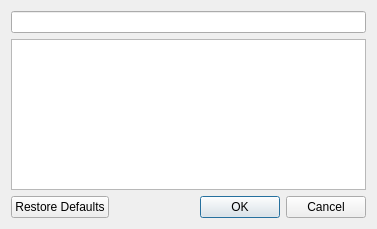
Above: src/ui/ShortcutEditorDialog.ui from Emdek/wz-map-editor before the change. Below: the same form after it.
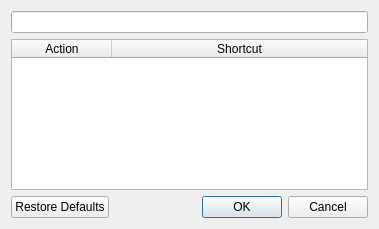
That is the form after the change. Icons and pictures are not drawn.

Commit message: Allow soritng in shortcuts editor dialog

```diff
--- a/src/ui/ShortcutEditorDialog.ui
+++ b/src/ui/ShortcutEditorDialog.ui
@@ -6,7 +6,7 @@
    <rect>
     <x>0</x>
     <y>0</y>
-    <width>377</width>
+    <width>379</width>
     <height>229</height>
    </rect>
   </property>
@@ -54,11 +54,14 @@
      <property name="gridStyle">
       <enum>Qt::NoPen</enum>
      </property>
+     <property name="sortingEnabled">
+      <bool>true</bool>
+     </property>
      <property name="columnCount">
       <number>2</number>
      </property>
      <attribute name="horizontalHeaderVisible">
-      <bool>false</bool>
+      <bool>true</bool>
      </attribute>
      <attribute name="horizontalHeaderCascadingSectionResizes">
       <bool>false</bool>
@@ -67,7 +70,10 @@
       <bool>false</bool>
      </attribute>
      <attribute name="horizontalHeaderShowSortIndicator" stdset="0">
-      <bool>false</bool>
+      <bool>true</bool>
+     </attribute>
+     <attribute name="horizontalHeaderStretchLastSection">
+      <bool>true</bool>
      </attribute>
      <attribute name="verticalHeaderVisible">
       <bool>false</bool>
@@ -85,16 +91,19 @@
       <bool>false</bool>
      </attribute>
      <attribute name="horizontalHeaderShowSortIndicator" stdset="0">
-      <bool>false</bool>
+      <bool>true</bool>
      </attribute>
      <attribute name="verticalHeaderDefaultSectionSize">
       <number>22</number>
      </attribute>
+     <attribute name="horizontalHeaderStretchLastSection">
+      <bool>true</bool>
+     </attribute>
      <attribute name="horizontalHeaderCascadingSectionResizes">
       <bool>false</bool>
      </attribute>
      <attribute name="horizontalHeaderVisible">
-      <bool>false</bool>
+      <bool>true</bool>
      </attribute>
      <attribute name="verticalHeaderCascadingSectionResizes">
       <bool>false</bool>
@@ -105,8 +114,16 @@
      <attribute name="verticalHeaderHighlightSections">
       <bool>false</bool>
      </attribute>
-     <column/>
-     <column/>
+     <column>
+      <property name="text">
+       <string>Action</string>
+      </property>
+     </column>
+     <column>
+      <property name="text">
+       <string>Shortcut</string>
+      </property>
+     </column>
     </widget>
    </item>
    <item>
```
